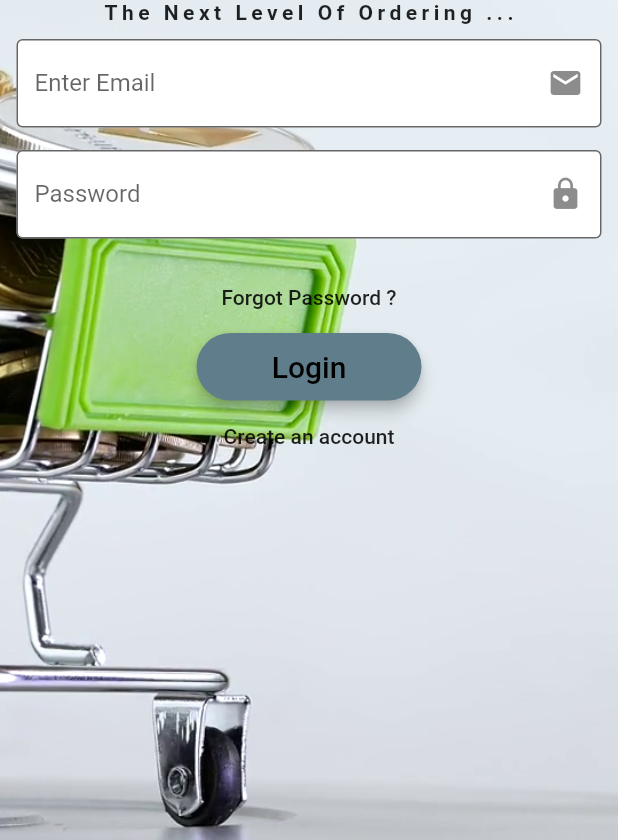
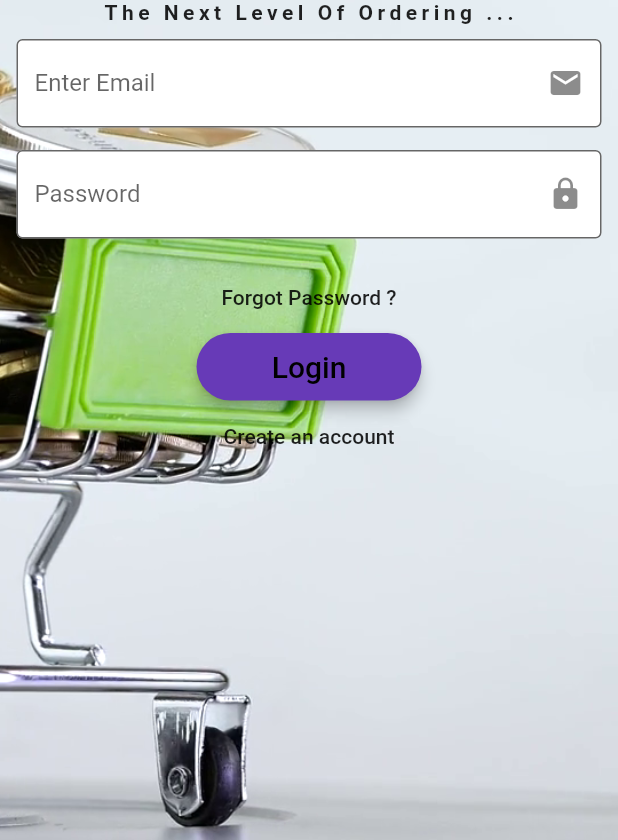
Before and after one commit to ucsc-5/VinoraMob, a Flutter app: the screen it shows after launch, on a phone screen of 412 x 824 dp, the part 396-1236 px from its top. Run offline on Flutter 3.47's test engine with Material 2 defaults, Android fonts, the phone set to English and light mode, and no system bars; our stand-ins replace cloud_firestore, connectivity, firebase_auth, firebase_messaging, firebase_storage, geolocator and 5 more; accounts and stored records are empty; Roboto replaces fonts that are missing (KAUSHANSCRIPT); project files that could hold a hidden picture were left out.

Commit message:
colors Updated

```diff
--- a/vinora/lib/main.dart
+++ b/vinora/lib/main.dart
@@ -14,7 +14,7 @@ class MyApp extends StatelessWidget {
         debugShowCheckedModeBanner: false,
         title: 'Vinora',
         theme: ThemeData(
-          primarySwatch: Colors.blueGrey,
+          primarySwatch: Colors.deepPurple,
         ),
         home: SplashScreen1(title: 'VinoraMob'),
       ),
```
Also changed, not shown: vinora/lib/pages/ordering.dart (+10 -1 lines).
